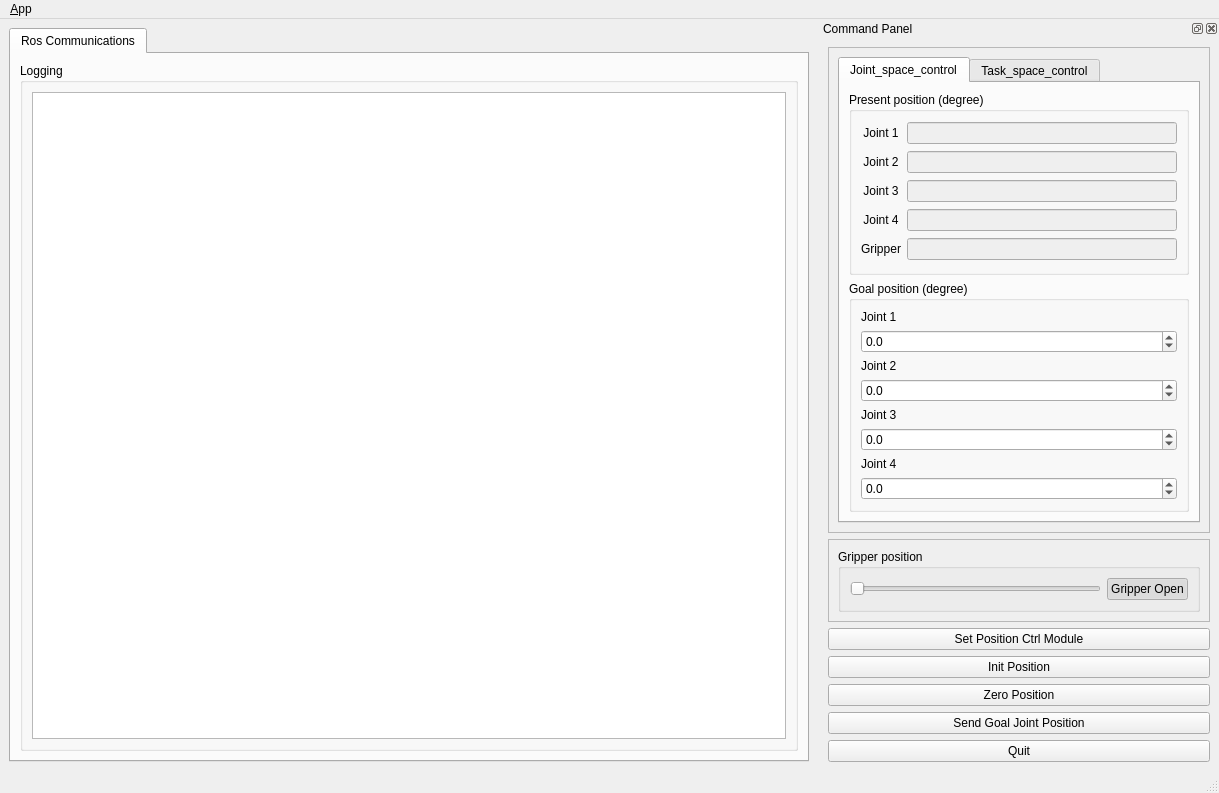
Before: the Qt Designer form manipulator_x_position_ctrl_module_gui/ui/main_window.ui in thor-mang/ROBOTIS-MANIPULATOR-X, drawn with Qt 5.
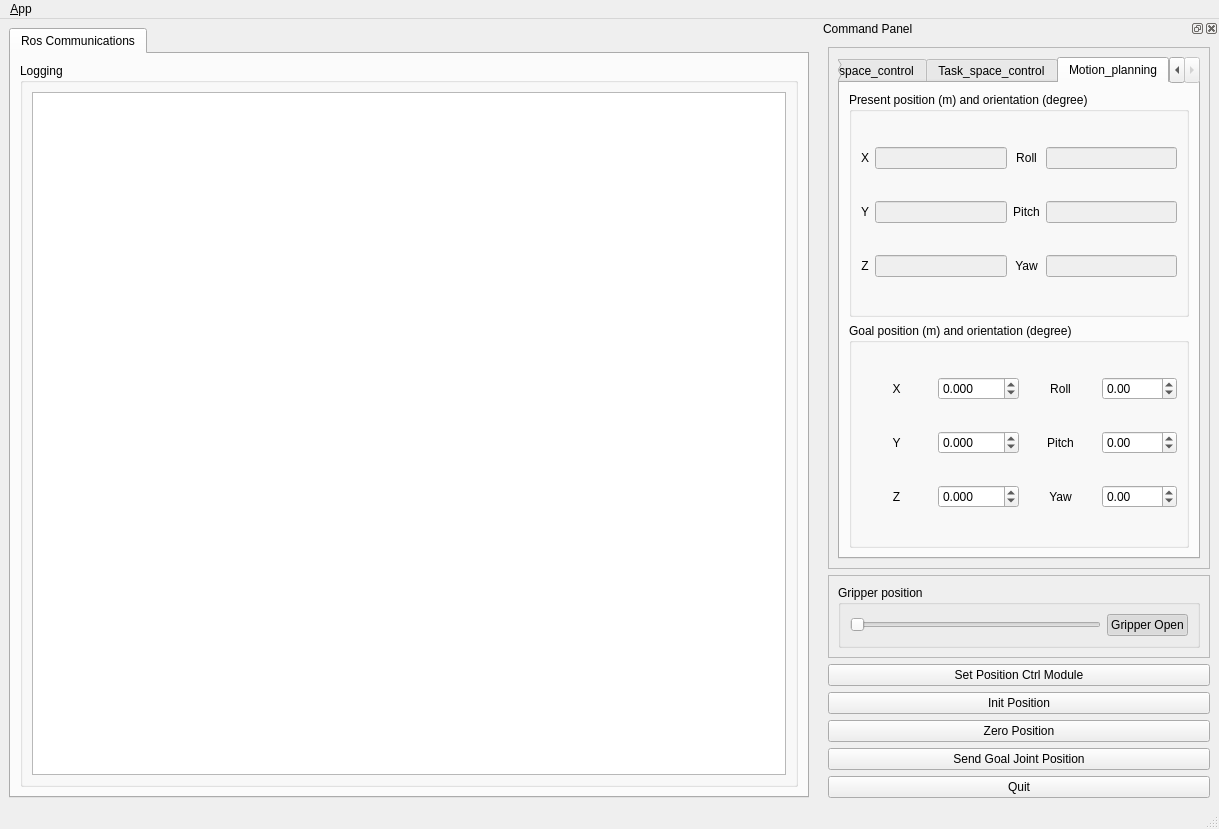
After: the same form once the commit is applied. Icons and pictures are not drawn.

Diff of the .ui file:
```diff
--- a/manipulator_x_position_ctrl_module_gui/ui/main_window.ui
+++ b/manipulator_x_position_ctrl_module_gui/ui/main_window.ui
@@ -116,7 +116,7 @@
    <property name="minimumSize">
     <size>
      <width>400</width>
-     <height>752</height>
+     <height>788</height>
     </size>
    </property>
    <property name="maximumSize">
@@ -169,7 +169,7 @@
            <bool>true</bool>
           </property>
           <property name="currentIndex">
-           <number>0</number>
+           <number>2</number>
           </property>
           <property name="tabsClosable">
            <bool>false</bool>
@@ -725,6 +725,292 @@
             </item>
            </layout>
           </widget>
+          <widget class="QWidget" name="Motion_planning_tab">
+           <attribute name="title">
+            <string>Motion_planning</string>
+           </attribute>
+           <layout class="QVBoxLayout" name="verticalLayout_4">
+            <item>
+             <widget class="QGroupBox" name="groupBox">
+              <property name="title">
+               <string>Present position (m) and orientation (degree)</string>
+              </property>
+              <layout class="QGridLayout" name="gridLayout_6">
+               <item row="0" column="0">
+                <widget class="QLabel" name="motion_present_x_label">
+                 <property name="text">
+                  <string>X</string>
+                 </property>
+                 <property name="alignment">
+                  <set>Qt::AlignCenter</set>
+                 </property>
+                </widget>
+               </item>
+               <item row="0" column="1">
+                <widget class="QLineEdit" name="motion_present_x_lineEdit">
+                 <property name="enabled">
+                  <bool>false</bool>
+                 </property>
+                 <property name="readOnly">
+                  <bool>true</bool>
+                 </property>
+                </widget>
+               </item>
+               <item row="0" column="2">
+                <widget class="QLabel" name="motion_present_roll_label">
+                 <property name="text">
+                  <string>Roll</string>
+                 </property>
+                 <property name="alignment">
+                  <set>Qt::AlignCenter</set>
+                 </property>
+                </widget>
+               </item>
+               <item row="0" column="3">
+                <widget class="QLineEdit" name="motion_present_roll_lineEdit">
+                 <property name="enabled">
+                  <bool>false</bool>
+                 </property>
+                 <property name="readOnly">
+                  <bool>true</bool>
+                 </property>
+                </widget>
+               </item>
+               <item row="1" column="0">
+                <widget class="QLabel" name="motion_present_y_label">
+                 <property name="text">
+                  <string>Y</string>
+                 </property>
+                 <property name="alignment">
+                  <set>Qt::AlignCenter</set>
+                 </property>
+                </widget>
+               </item>
+               <item row="1" column="1">
+                <widget class="QLineEdit" name="motion_present_y_lineEdit">
+                 <property name="enabled">
+                  <bool>false</bool>
+                 </property>
+                 <property name="readOnly">
+                  <bool>true</bool>
+                 </property>
+                </widget>
+               </item>
+               <item row="1" column="2">
+                <widget class="QLabel" name="motion_present_pitch_label">
+                 <property name="text">
+                  <string>Pitch</string>
+                 </property>
+                 <property name="alignment">
+                  <set>Qt::AlignCenter</set>
+                 </property>
+                </widget>
+               </item>
+               <item row="1" column="3">
+                <widget class="QLineEdit" name="motion_present_pitch_lineEdit">
+                 <property name="enabled">
+                  <bool>false</bool>
+                 </property>
+                 <property name="readOnly">
+                  <bool>true</bool>
+                 </property>
+                </widget>
+               </item>
+               <item row="2" column="0">
+                <widget class="QLabel" name="motion_present_z_label">
+                 <property name="text">
+                  <string>Z</string>
+                 </property>
+                 <property name="alignment">
+                  <set>Qt::AlignCenter</set>
+                 </property>
+                </widget>
+               </item>
+               <item row="2" column="1">
+                <widget class="QLineEdit" name="motion_present_z_lineEdit">
+                 <property name="enabled">
+                  <bool>false</bool>
+                 </property>
+                 <property name="readOnly">
+                  <bool>true</bool>
+                 </property>
+                </widget>
+               </item>
+               <item row="2" column="2">
+                <widget class="QLabel" name="motion_present_yaw_label">
+                 <property name="text">
+                  <string>Yaw</string>
+                 </property>
+                 <property name="alignment">
+                  <set>Qt::AlignCenter</set>
+                 </property>
+                </widget>
+               </item>
+               <item row="2" column="3">
+                <widget class="QLineEdit" name="motion_present_yaw_lineEdit">
+                 <property name="enabled">
+                  <bool>false</bool>
+                 </property>
+                 <property name="readOnly">
+                  <bool>true</bool>
+                 </property>
+                </widget>
+               </item>
+              </layout>
+             </widget>
+            </item>
+            <item>
+             <widget class="QGroupBox" name="groupBox_2">
+              <property name="title">
+               <string>Goal position (m) and orientation (degree)</string>
+              </property>
+              <layout class="QGridLayout" name="gridLayout_7">
+               <item row="3" column="0">
+                <widget class="QLabel" name="motion_goal_y_label_2">
+                 <property name="text">
+                  <string>Y</string>
+                 </property>
+                 <property name="alignment">
+                  <set>Qt::AlignCenter</set>
+                 </property>
+                </widget>
+               </item>
+               <item row="0" column="2">
+                <widget class="QLabel" name="motion_goal_roll_label">
+                 <property name="text">
+                  <string>Roll</string>
+                 </property>
+                 <property name="alignment">
+                  <set>Qt::AlignCenter</set>
+                 </property>
+                </widget>
+               </item>
+               <item row="0" column="3">
+                <widget class="QDoubleSpinBox" name="motion_goal_roll_doubleSpinBox">
+                 <property name="minimum">
+                  <double>-1000.000000000000000</double>
+                 </property>
+                 <property name="maximum">
+                  <double>1000.000000000000000</double>
+                 </property>
+                </widget>
+               </item>
+               <item row="0" column="1">
+                <widget class="QDoubleSpinBox" name="motion_goal_x_doubleSpinBox">
+                 <property name="decimals">
+                  <number>3</number>
+                 </property>
+                 <property name="minimum">
+                  <double>-1000.000000000000000</double>
+                 </property>
+                 <property name="maximum">
+                  <double>1000.000000000000000</double>
+                 </property>
+                 <property name="singleStep">
+                  <double>0.001000000000000</double>
+                 </property>
+                </widget>
+               </item>
+               <item row="3" column="1">
+                <widget class="QDoubleSpinBox" name="motion_goal_y_doubleSpinBox">
+                 <property name="decimals">
+                  <number>3</number>
+                 </property>
+                 <property name="minimum">
+                  <double>-1000.000000000000000</double>
+                 </property>
+                 <property name="maximum">
+                  <double>1000.000000000000000</double>
+                 </property>
+                 <property name="singleStep">
+                  <double>0.001000000000000</double>
+                 </property>
+                 <property name="value">
+                  <double>0.000000000000000</double>
+                 </property>
+                </widget>
+               </item>
+               <item row="5" column="0">
+                <widget class="QLabel" name="motion_goal_z_label">
+                 <property name="text">
+                  <string>Z</string>
+                 </property>
+                 <property name="alignment">
+                  <set>Qt::AlignCenter</set>
+                 </property>
+                </widget>
+               </item>
+               <item row="5" column="2">
+                <widget class="QLabel" name="motion_goal_yaw_label">
+                 <property name="text">
+                  <string>Yaw</string>
+                 </property>
+                 <property name="alignment">
+                  <set>Qt::AlignCenter</set>
+                 </property>
+                </widget>
+               </item>
+               <item row="5" column="1">
+                <widget class="QDoubleSpinBox" name="motion_goal_z_doubleSpinBox">
+                 <property name="decimals">
+                  <number>3</number>
+                 </property>
+                 <property name="minimum">
+                  <double>-1000.000000000000000</double>
+                 </property>
+                 <property name="maximum">
+                  <double>1000.000000000000000</double>
+                 </property>
+                 <property name="singleStep">
+                  <double>0.001000000000000</double>
+                 </property>
+                </widget>
+               </item>
+               <item row="3" column="2">
+                <widget class="QLabel" name="motion_goal_pitch_label">
+                 <property name="text">
+                  <string>Pitch</string>
+                 </property>
+                 <property name="alignment">
+                  <set>Qt::AlignCenter</set>
+                 </property>
+                </widget>
+               </item>
+               <item row="0" column="0">
+                <widget class="QLabel" name="motion_goal_x_label">
+                 <property name="text">
+                  <string>X</string>
+                 </property>
+                 <property name="alignment">
+                  <set>Qt::AlignCenter</set>
+                 </property>
+                </widget>
+               </item>
+               <item row="5" column="3">
+                <widget class="QDoubleSpinBox" name="motion_goal_yaw_doubleSpinBox">
+                 <property name="minimum">
+                  <double>-1000.000000000000000</double>
+                 </property>
+                 <property name="maximum">
+                  <double>1000.000000000000000</double>
+                 </property>
+                </widget>
+               </item>
+               <item row="3" column="3">
+                <widget class="QDoubleSpinBox" name="motion_goal_pitch_doubleSpinBox">
+                 <property name="minimum">
+                  <double>-1000.000000000000000</double>
+                 </property>
+                 <property name="maximum">
+                  <double>1000.000000000000000</double>
+                 </property>
+                </widget>
+               </item>
+              </layout>
+             </widget>
+            </item>
+           </layout>
+          </widget>
          </widget>
         </item>
        </layout>
@@ -748,7 +1034,10 @@
            <item>
             <widget class="QSlider" name="gripper_goal_position_horizontalSlider">
              <property name="maximum">
-              <number>140</number>
+              <number>100</number>
+             </property>
+             <property name="singleStep">
+              <number>10</number>
              </property>
              <property name="pageStep">
               <number>30</number>
```
Left out of the diff: 6 changed lines with no effect on the pictures.
